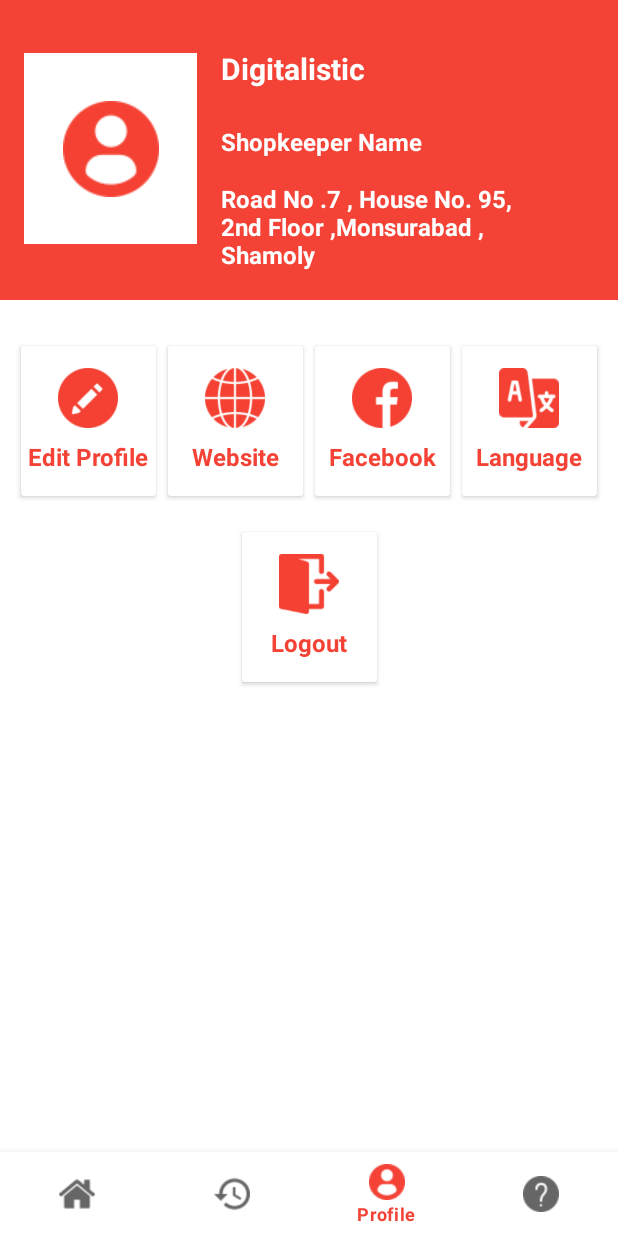
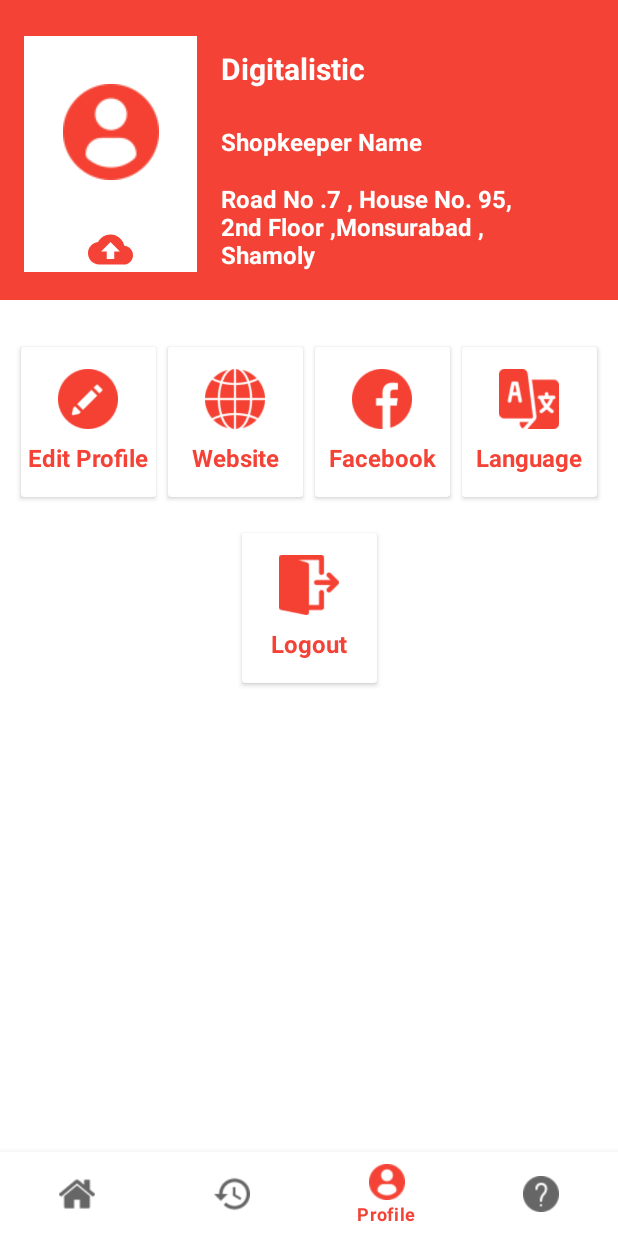
Before and after one commit to rashel0069/newfmcg, an Android app: the Home_Fragment screen opened directly, with no data from a screen before it, item 3 of the bottom bar chosen, on a phone screen of 412 x 824 dp. Run offline under Robolectric (Android 15) with nearby library versions, the light colour scheme and no system bars; our stand-ins replace Room's generated code; 2 statements that could not run were skipped.

Commit message:
17/01/2021

```diff
--- a/app/src/main/java/com/appshat/fmcgapp/Room/DAO/InformationDao.java
+++ b/app/src/main/java/com/appshat/fmcgapp/Room/DAO/InformationDao.java
@@ -30,6 +30,6 @@ public interface InformationDao {
     void delete(InformationEntity informationEntity);
 
     @Query( "SELECT * FROM informations" )
-    LiveData<List<InformationEntity>>findAllInfo();
+    List<InformationEntity>findAllInfo();
 
 }
--- a/app/src/main/java/com/appshat/fmcgapp/fragment/Profile_Fragment.java
+++ b/app/src/main/java/com/appshat/fmcgapp/fragment/Profile_Fragment.java
@@ -7,11 +7,14 @@ import android.content.SharedPreferences;
 import android.content.res.Resources;
 import android.media.Image;
 import android.net.Uri;
+import android.os.AsyncTask;
 import android.os.Bundle;
 
 import androidx.appcompat.app.AlertDialog;
 import androidx.cardview.widget.CardView;
 import androidx.fragment.app.Fragment;
+import androidx.lifecycle.ViewModelProvider;
+import androidx.lifecycle.ViewModelProviders;
 
 import android.view.LayoutInflater;
 import android.view.View;
@@ -24,13 +27,24 @@ import com.appshat.fmcgapp.Helper;
 import com.appshat.fmcgapp.Localhelper;
 import com.appshat.fmcgapp.MainActivity;
 import com.appshat.fmcgapp.R;
+import com.appshat.fmcgapp.Room.DAO.InformationDao;
+import com.appshat.fmcgapp.Room.DB.Databaseroom;
+import com.appshat.fmcgapp.Room.ENTITY.InformationEntity;
+import com.appshat.fmcgapp.Room.model.InformationViewModel;
+
+import java.util.List;
 
 public class Profile_Fragment extends Fragment {
     CardView languageselector;
-    TextView editTV,websiteTV,fbTV,langTV,logoutTV;
+    TextView editTV,websiteTV,fbTV,langTV,logoutTV,shopkeepName,shopAddress;
+    ImageView photoUp;
+    String shopN,shopAd;
     boolean lang_selected = true;
     Context context;
     Resources resources;
+    InformationViewModel informationViewModel;
+    InformationDao informationDao;
+    Databaseroom databaseroom;
     public static final String MY_PREFS_NAME = "MyPrefsFile";
     @Override
     public View onCreateView(LayoutInflater inflater, ViewGroup container,
@@ -45,8 +59,21 @@ public class Profile_Fragment extends Fragment {
         fbTV = view.findViewById(R.id.fb_id);
         langTV = view.findViewById(R.id.lang_id);
         logoutTV = view.findViewById(R.id.logout_id);
+        photoUp = view.findViewById( R.id.editphoto_id );
+        shopkeepName = view.findViewById( R.id.textView3 );
+        shopAddress = view.findViewById( R.id.textView2 );
 
+        databaseroom = Databaseroom.getDatabaseroomref( getActivity() );
+        informationDao = databaseroom.getInformationDao();
+        informationViewModel = ViewModelProviders.of( getActivity() ).get( InformationViewModel.class );
 
+        //upload photo
+        photoUp.setOnClickListener( new View.OnClickListener() {
+            @Override
+            public void onClick(View v) {
+
+            }
+        } );
         // edit profile
         CardView edit = view.findViewById( R.id.cardView2 );
         edit.setOnClickListener( new View.OnClickListener() {
@@ -87,15 +114,21 @@ public class Profile_Fragment extends Fragment {
             }
         } );
 
-
+        try {
+            String s = new GetInformation().execute().get();
+            if (shopN != null && shopAd != null){
+                shopkeepName.setText( shopN );
+                shopAddress.setText( shopAd );
+            }
+        }catch (Exception e){
+            Toast.makeText( context, "Error"+e, Toast.LENGTH_SHORT ).show();
+        }
 
         // using login swtiching the language
-
         //language setter
         if (Helper.getBangla()) {
             context = Localhelper.setLocale(getActivity(), "bn");
             resources = context.getResources();
-
             langTV.setText(resources.getString(R.string.selector));
             editTV.setText(resources.getString(R.string.edit));
             websiteTV.setText(resources.getString(R.string.website));
@@ -164,7 +197,17 @@ public class Profile_Fragment extends Fragment {
             }
         });
 
-
         return view;
     }
+    public class GetInformation extends AsyncTask<Void,Void,String>{
+        @Override
+        protected String doInBackground(Void... voids) {
+            List<InformationEntity> informationEntities = informationDao.findAllInfo();
+            if (informationEntities != null){
+                shopN = informationEntities.get( 0 ).getShopkeepername();
+                shopAd = informationEntities.get( 0 ).getShopaddress();
+            }
+            return null;
+        }
+    }
 }
--- /dev/null
+++ b/app/src/main/res/drawable/ic_baseline_cloud_upload_24.xml
@@ -0,0 +1,5 @@
+<vector android:height="24dp" android:tint="#F44336"
+    android:viewportHeight="24" android:viewportWidth="24"
+    android:width="24dp" xmlns:android="http://schemas.android.com/apk/res/android">
+    <path android:fillColor="@android:color/white" android:pathData="M19.35,10.04C18.67,6.59 15.64,4 12,4 9.11,4 6.6,5.64 5.35,8.04 2.34,8.36 0,10.91 0,14c0,3.31 2.69,6 6,6h13c2.76,0 5,-2.24 5,-5 0,-2.64 -2.05,-4.78 -4.65,-4.96zM14,13v4h-4v-4H7l5,-5 5,5h-3z"/>
+</vector>
--- a/app/src/main/res/layout/fragment_profile_.xml
+++ b/app/src/main/res/layout/fragment_profile_.xml
@@ -16,7 +16,7 @@
             android:layout_width="115dp"
             android:layout_height="127dp"
             android:layout_marginStart="16dp"
-            android:layout_marginTop="35dp"
+            android:layout_marginTop="24dp"
             android:background="@color/white"
             android:scaleType="centerInside"
             android:src="@drawable/user"
@@ -53,6 +53,17 @@
             app:layout_constraintTop_toBottomOf="@+id/textView"
             tools:ignore="MissingConstraints" />
 
+        <ImageView
+            android:id="@+id/editphoto_id"
+            android:layout_width="115dp"
+            android:layout_height="30dp"
+            android:background="@color/white"
+            android:src="@drawable/ic_baseline_cloud_upload_24"
+            android:textColor="@color/white"
+            app:layout_constraintEnd_toEndOf="@+id/profile_img_id"
+            app:layout_constraintStart_toStartOf="@+id/profile_img_id"
+            app:layout_constraintTop_toBottomOf="@+id/profile_img_id" />
+
         <TextView
             android:id="@+id/textView2"
             android:layout_width="wrap_content"
@@ -80,7 +91,7 @@
             app:layout_constraintBottom_toBottomOf="@+id/cardView4"
             app:layout_constraintEnd_toStartOf="@+id/cardView4"
             app:layout_constraintStart_toStartOf="parent"
-            app:layout_constraintTop_toBottomOf="@+id/textView2"
+            app:layout_constraintTop_toBottomOf="@+id/editphoto_id"
             tools:ignore="MissingConstraints">
 
             <LinearLayout
@@ -110,6 +121,7 @@
                     android:textStyle="bold" />
             </LinearLayout>
         </androidx.cardview.widget.CardView>
+
         <androidx.cardview.widget.CardView
             android:id="@+id/cardView3"
             android:layout_width="90dp"
@@ -120,7 +132,7 @@
             android:clickable="true"
             app:layout_constraintEnd_toEndOf="parent"
             app:layout_constraintStart_toEndOf="@+id/cardView5"
-            app:layout_constraintTop_toBottomOf="@+id/textView2"
+            app:layout_constraintTop_toBottomOf="@+id/editphoto_id"
             tools:ignore="MissingConstraints">
 
             <LinearLayout
@@ -149,6 +161,7 @@
                     android:textStyle="bold" />
             </LinearLayout>
         </androidx.cardview.widget.CardView>
+
         <androidx.cardview.widget.CardView
             android:id="@+id/cardView4"
             android:layout_width="90dp"
@@ -159,7 +172,7 @@
             app:layout_constraintBottom_toBottomOf="@+id/cardView5"
             app:layout_constraintEnd_toStartOf="@+id/cardView5"
             app:layout_constraintStart_toEndOf="@+id/cardView2"
-            app:layout_constraintTop_toBottomOf="@+id/textView2"
+            app:layout_constraintTop_toBottomOf="@+id/editphoto_id"
             tools:ignore="MissingConstraints">
 
             <LinearLayout
@@ -188,6 +201,7 @@
                     android:textStyle="bold" />
             </LinearLayout>
         </androidx.cardview.widget.CardView>
+
         <androidx.cardview.widget.CardView
             android:id="@+id/cardView5"
             android:layout_width="90dp"
@@ -197,7 +211,7 @@
             app:layout_constraintBottom_toBottomOf="@+id/cardView3"
             app:layout_constraintEnd_toStartOf="@+id/cardView3"
             app:layout_constraintStart_toEndOf="@+id/cardView4"
-            app:layout_constraintTop_toBottomOf="@+id/textView2"
+            app:layout_constraintTop_toBottomOf="@+id/editphoto_id"
             tools:ignore="MissingConstraints">
 
             <LinearLayout
--- a/app/src/main/res/values/strings.xml
+++ b/app/src/main/res/values/strings.xml
@@ -291,5 +291,6 @@
 <string name="about2" >To sum up,we are basically a one stop solution provider for all your digital needs.Our services encompass Digital Strategy,Website Design and Development,
             Digital Marketing,Digital Display,Server-Side Solution,CRM,IOT Solution and Research.</string>
     <string name="coming_soon">Underdevelopment coming soon...</string>
+    <string name="edit_photo">Edit Photo</string>
 
 </resources>
```
Also changed, not shown: 1 other file.
